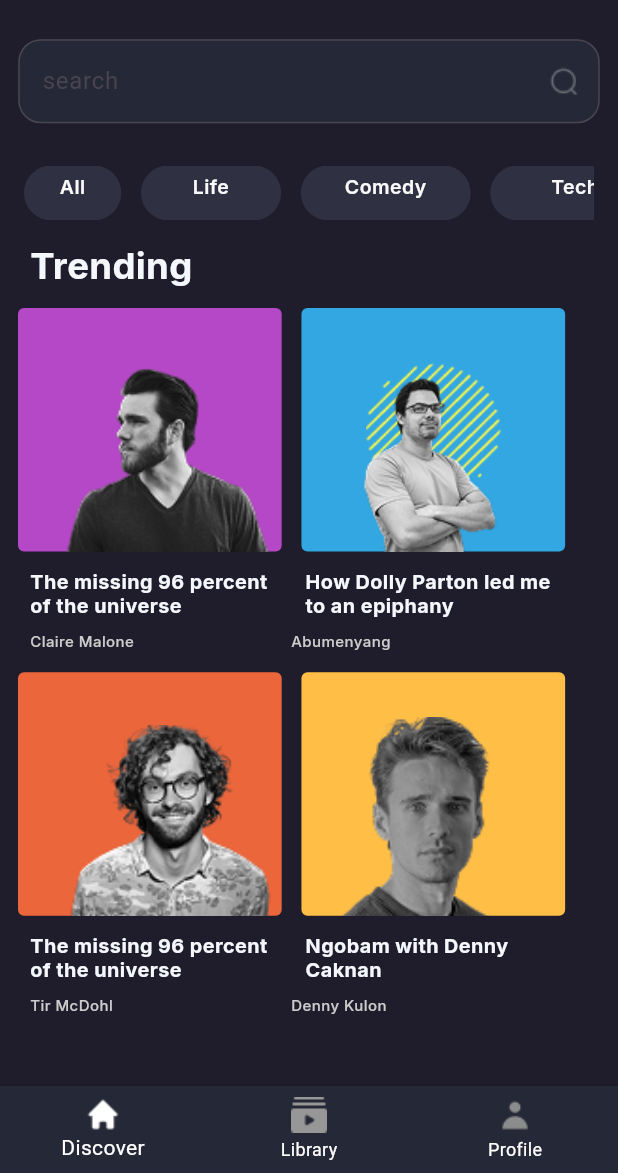
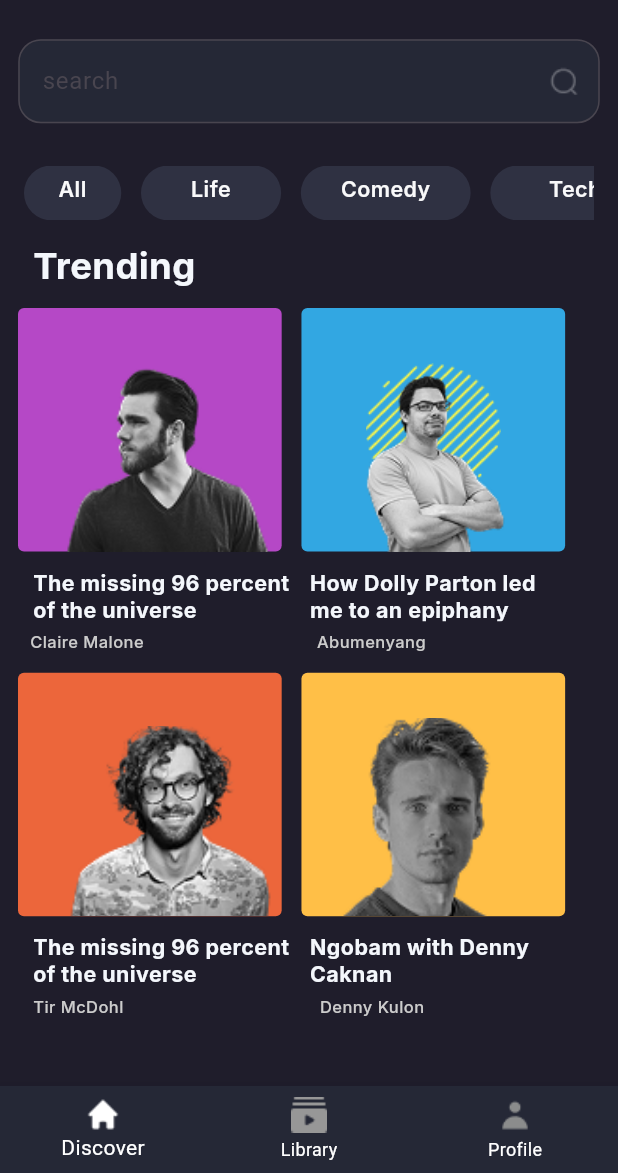
Before and after one commit to emrecan-nt/podkes, a Flutter app: the screen it shows after launch, after a tap on the "arrow forward" icon, on a phone screen of 412 x 824 dp, the part 63-1236 px from its top. Run offline on Flutter 3.47's test engine with Material 3 defaults, Android fonts, the phone set to English and light mode, and no system bars; our stand-ins replace flutter_screenutil, google_fonts.

Commit message:
Responsive: The app now adapts to screen orientation (portrait/landscape) - Updated Text and Container styles based on orientation - Reduced font sizes and dimensions by half in landscape mode

```diff
--- a/lib/explore.dart
+++ b/lib/explore.dart
@@ -63,7 +63,7 @@ class Explore extends StatelessWidget {
                       child: Text(
                         'All',
                         textAlign: TextAlign.center,
-                        style: UiHelper.getSliderTextStyle(),
+                        style: UiHelper.getSliderTextStyle(context),
                       ),
                     ),
                     SizedBox(width: 12.w),
@@ -74,7 +74,7 @@ class Explore extends StatelessWidget {
                       child: Text(
                         'Life',
                         textAlign: TextAlign.center,
-                        style: UiHelper.getSliderTextStyle(),
+                        style: UiHelper.getSliderTextStyle(context),
                       ),
                     ),
                     SizedBox(width: 12.w),
@@ -85,7 +85,7 @@ class Explore extends StatelessWidget {
                       child: Text(
                         'Comedy',
                         textAlign: TextAlign.center,
-                        style: UiHelper.getSliderTextStyle(),
+                        style: UiHelper.getSliderTextStyle(context),
                       ),
                     ),
                     SizedBox(width: 12.w),
@@ -96,7 +96,7 @@ class Explore extends StatelessWidget {
                       child: Text(
                         'Tech',
                         textAlign: TextAlign.center,
-                        style: UiHelper.getSliderTextStyle(),
+                        style: UiHelper.getSliderTextStyle(context),
                       ),
                     ),
                   ],
@@ -106,7 +106,7 @@ class Explore extends StatelessWidget {
             Align(
               alignment: Alignment.centerLeft,
               child: Padding(
-                padding: EdgeInsets.only(left: 20),
+                padding: EdgeInsets.only(left: 20.w),
                 child: SizedBox(
                   width: 107.w,
                   height: 30.h,
@@ -141,9 +141,25 @@ class Explore extends StatelessWidget {
                       decoration: UiHelper.getPreviewContainerDecoration(
                         Color(0xFFB548C6),
                       ),
-                      padding: EdgeInsets.only(top: 39),
+                      padding: EdgeInsets.only(top: 39.h),
                       child: Image.asset(
                         "assets/images/preview1.png",
+                        width:
+                            UiHelper.getImageSize(
+                              context,
+                              portraitWidth: 149,
+                              portraitHeight: 121,
+                              landscapeWidth: 120,
+                              landscapeHeight: 80,
+                            ).width,
+                        height:
+                            UiHelper.getImageSize(
+                              context,
+                              portraitWidth: 149,
+                              portraitHeight: 121,
+                              landscapeWidth: 120,
+                              landscapeHeight: 80,
+                            ).height,
                         fit: BoxFit.cover,
                       ),
                     ),
@@ -165,6 +181,22 @@ class Explore extends StatelessWidget {
                           bottom: 0,
                           child: Image.asset(
                             "assets/images/preview2.png",
+                            width:
+                            UiHelper.getImageSize(
+                              context,
+                              portraitWidth: 149,
+                              portraitHeight: 121,
+                              landscapeWidth: 120,
+                              landscapeHeight: 80,
+                            ).width,
+                        height:
+                            UiHelper.getImageSize(
+                              context,
+                              portraitWidth: 149,
+                              portraitHeight: 121,
+                              landscapeWidth: 120,
+                              landscapeHeight: 80,
+                            ).height,
 
                             fit: BoxFit.fill,
                           ),
@@ -178,53 +210,53 @@ class Explore extends StatelessWidget {
             Row(
               children: [
                 Padding(
-                  padding: EdgeInsets.only(left: 20),
+                  padding: EdgeInsets.only(left: 20.w),
                   child: SizedBox(
                     width: 158.w,
                     height: 34.h,
                     child: Text(
                       'The missing 96 percent of the universe',
-                      style: UiHelper.getPreviewTitleTextStyle(),
+                      style: UiHelper.getPreviewTitleTextStyle(context),
                     ),
                   ),
                 ),
 
                 Padding(
-                  padding: EdgeInsets.only(left: 10),
+                  padding: EdgeInsets.only(left: 10.w),
                   child: SizedBox(
                     width: 158.w,
                     height: 34.h,
                     child: Text(
                       'How Dolly Parton led me to an epiphany',
-                      style: UiHelper.getPreviewTitleTextStyle(),
+                      style: UiHelper.getPreviewTitleTextStyle(context),
                     ),
                   ),
                 ),
               ],
             ),
             Padding(
-              padding: EdgeInsets.only(top: 5),
+              padding: EdgeInsets.only(top: 5.h),
               child: Row(
                 children: [
                   Padding(
                     padding: EdgeInsets.only(left: 20),
                     child: SizedBox(
-                      width: 74,
-                      height: 17,
+                      width: 74.w,
+                      height: 17.h,
                       child: Text(
                         'Claire Malone',
-                        style: UiHelper.getPreviewAuthorTextStyle(),
+                        style: UiHelper.getPreviewAuthorTextStyle(context),
                       ),
                     ),
                   ),
                   Padding(
-                    padding: EdgeInsets.only(left: 100),
+                    padding: EdgeInsets.only(left: 100.w),
                     child: SizedBox(
-                      width: 74,
-                      height: 17,
+                      width: 74.w,
+                      height: 17.h,
                       child: Text(
                         'Abumenyang',
-                        style: UiHelper.getPreviewAuthorTextStyle(),
+                        style: UiHelper.getPreviewAuthorTextStyle(context),
                       ),
                     ),
                   ),
@@ -241,9 +273,25 @@ class Explore extends StatelessWidget {
                     decoration: UiHelper.getPreviewContainerDecoration(
                       Color(0xFFEC663B),
                     ),
-                    padding: EdgeInsets.only(top: 35),
+                    padding: EdgeInsets.only(top: 35.h),
                     child: Image.asset(
                       "assets/images/preview3.png",
+                      width:
+                            UiHelper.getImageSize(
+                              context,
+                              portraitWidth: 149,
+                              portraitHeight: 121,
+                              landscapeWidth: 120,
+                              landscapeHeight: 80,
+                            ).width,
+                        height:
+                            UiHelper.getImageSize(
+                              context,
+                              portraitWidth: 149,
+                              portraitHeight: 121,
+                              landscapeWidth: 120,
+                              landscapeHeight: 80,
+                            ).height,
                       fit: BoxFit.cover,
                     ),
                   ),
@@ -254,9 +302,25 @@ class Explore extends StatelessWidget {
                     decoration: UiHelper.getPreviewContainerDecoration(
                       Color(0xFFFFBF47),
                     ),
-                    padding: EdgeInsets.only(top: 30),
+                    padding: EdgeInsets.only(top: 30.h),
                     child: Image.asset(
                       "assets/images/preview4.png",
+                      width:
+                            UiHelper.getImageSize(
+                              context,
+                              portraitWidth: 149,
+                              portraitHeight: 121,
+                              landscapeWidth: 120,
+                              landscapeHeight: 80,
+                            ).width,
+                        height:
+                            UiHelper.getImageSize(
+                              context,
+                              portraitWidth: 149,
+                              portraitHeight: 121,
+                              landscapeWidth: 120,
+                              landscapeHeight: 80,
+                            ).height,
                       fit: BoxFit.cover,
                     ),
                   ),
@@ -266,53 +330,53 @@ class Explore extends StatelessWidget {
             Row(
               children: [
                 Padding(
-                  padding: EdgeInsets.only(left: 20),
+                  padding: EdgeInsets.only(left: 20.w),
                   child: SizedBox(
                     width: 158.w,
                     height: 34.h,
                     child: Text(
                       'The missing 96 percent of the universe',
-                      style: UiHelper.getPreviewTitleTextStyle(),
+                      style: UiHelper.getPreviewTitleTextStyle(context),
                     ),
                   ),
                 ),
 
                 Padding(
-                  padding: EdgeInsets.only(left: 10),
+                  padding: EdgeInsets.only(left: 10.w),
                   child: SizedBox(
                     width: 158.w,
                     height: 34.h,
                     child: Text(
                       'Ngobam with Denny Caknan',
-                      style: UiHelper.getPreviewTitleTextStyle(),
+                      style: UiHelper.getPreviewTitleTextStyle(context),
                     ),
                   ),
                 ),
               ],
             ),
             Padding(
-              padding: EdgeInsets.only(top: 5),
+              padding: EdgeInsets.only(top: 5.h),
               child: Row(
                 children: [
                   Padding(
-                    padding: EdgeInsets.only(left: 20),
+                    padding: EdgeInsets.only(left: 20.w),
                     child: SizedBox(
-                      width: 74,
-                      height: 17,
+                      width: 74.w,
+                      height: 17.h,
                       child: Text(
                         'Tir McDohl',
-                        style: UiHelper.getPreviewAuthorTextStyle(),
+                        style: UiHelper.getPreviewAuthorTextStyle(context),
                       ),
                     ),
                   ),
                   Padding(
-                    padding: EdgeInsets.only(left: 100),
+                    padding: EdgeInsets.only(left: 100.w),
                     child: SizedBox(
-                      width: 74,
-                      height: 17,
+                      width: 74.w,
+                      height: 17.h,
                       child: Text(
                         'Denny Kulon',
-                        style: UiHelper.getPreviewAuthorTextStyle(),
+                        style: UiHelper.getPreviewAuthorTextStyle(context),
                       ),
                     ),
                   ),
--- a/lib/getting_started.dart
+++ b/lib/getting_started.dart
@@ -23,14 +23,14 @@ class GettingStarted extends StatelessWidget {
 
                 child: Image.asset(
                   'assets/images/good-faces.png',
-                  width: UiHelper.getImageSize(context).width,
-                  height: UiHelper.getImageSize(context).height,
+                  width: UiHelper.getImageSize(context, portraitWidth: 240, landscapeWidth: 130, portraitHeight: 317, landscapeHeight: 300, ).width,
+                  height: UiHelper.getImageSize(context, portraitWidth: 240, landscapeWidth: 130, portraitHeight: 317, landscapeHeight: 300, ).height,
                   fit: BoxFit.fill,
                 ),
               ),
 
             SizedBox(height: 40.h),
-            Text("Podkes", style: UiHelper.getPodkesTextStyle()),
+            Text("Podkes", style: UiHelper.getPodkesTextStyle(context)),
 
              SizedBox(height: 12.h),
              Text(
--- a/lib/now_playing.dart
+++ b/lib/now_playing.dart
@@ -2,7 +2,6 @@ import 'package:flutter/material.dart';
 import 'package:flutter_screenutil/flutter_screenutil.dart';
 import 'package:google_fonts/google_fonts.dart';
 import 'package:podkes/ui_helper.dart';
-
 
 class NowPlaying extends StatelessWidget {
   const NowPlaying({super.key});
@@ -18,7 +17,7 @@ class NowPlaying extends StatelessWidget {
           'Now Playing',
           style: GoogleFonts.inter(
             color: Colors.white,
-            fontSize: 16.h,
+            fontSize: 16.sp,
 
             fontWeight: FontWeight.w500,
             height: 1,
@@ -31,7 +30,7 @@ class NowPlaying extends StatelessWidget {
             Navigator.pop(context);
           },
         ),
-        toolbarHeight: (kToolbarHeight + 16.0).h,
+        toolbarHeight: kToolbarHeight + 16.0.h,
         titleSpacing: 8.0,
       ),
       body: SingleChildScrollView(
@@ -40,7 +39,7 @@ class NowPlaying extends StatelessWidget {
           crossAxisAlignment: CrossAxisAlignment.start,
           children: [
             Padding(
-              padding: EdgeInsets.fromLTRB(39.h, 64.h, 0, 0),
+              padding: EdgeInsets.fromLTRB(39.w, 64.h, 0, 0),
               child: Container(
                 width: 297.w,
                 height: 280.h,
@@ -53,12 +52,28 @@ class NowPlaying extends StatelessWidget {
                 padding: EdgeInsets.only(top: 68.h),
                 child: Image.asset(
                   "assets/images/preview1.png",
+                  width:
+                      UiHelper.getImageSize(
+                        context,
+                        portraitWidth: 297,
+                        portraitHeight: 212,
+                        landscapeWidth: 200,
+                        landscapeHeight: 120,
+                      ).width,
+                  height:
+                      UiHelper.getImageSize(
+                        context,
+                        portraitWidth: 297,
+                        portraitHeight: 212,
+                        landscapeWidth: 200,
+                        landscapeHeight: 120,
+                      ).height,
                   fit: BoxFit.cover,
                 ),
               ),
             ),
             Padding(
-              padding: EdgeInsets.fromLTRB(41.h, 24.h, 0, 0),
+              padding: EdgeInsets.fromLTRB(41.w, 24.h, 0, 0),
               child: SizedBox(
                 width: 295.w,
                 height: 45.h,
@@ -66,22 +81,33 @@ class NowPlaying extends StatelessWidget {
                   'The missing 96 percent of the universe',
                   style: GoogleFonts.inter(
                     color: Colors.white,
-                    fontSize: 20.h,
-
+                    fontSize:
+                        MediaQuery.of(context).orientation ==
+                                Orientation.landscape
+                            ? 10.sp
+                            : 20.sp,
                     fontWeight: FontWeight.w700,
-                    height: 1.20.h,
-                    letterSpacing: 0.30.h,
+                    height:
+                        MediaQuery.of(context).orientation ==
+                                Orientation.landscape
+                            ? 0.60.h
+                            : 1.20.h,
+                    letterSpacing:
+                        MediaQuery.of(context).orientation ==
+                                Orientation.landscape
+                            ? 0.15.h
+                            : 0.30.h,
                   ),
                 ),
               ),
             ),
             Padding(
-              padding: EdgeInsets.fromLTRB(41.h, 20.h, 0, 20.h),
+              padding: EdgeInsets.fromLTRB(41.w, 20.h, 0, 20.h),
               child: Text(
                 'Claire Malone',
                 style: GoogleFonts.inter(
                   color: Color(0xFFCCCCCC),
-                  fontSize: 14.h,
+                  fontSize: 14.sp,
 
                   fontWeight: FontWeight.w500,
                   height: 1.14,
@@ -90,16 +116,14 @@ class NowPlaying extends StatelessWidget {
               ),
             ),
             Padding(
-              padding: EdgeInsets.only(left: 42),
+              padding: EdgeInsets.only(left: 42.w),
               child: SizedBox(
                 width: 290.w,
                 child: Image.asset("assets/images/fooo.png"),
               ),
             ),
             Padding(
-              padding: EdgeInsets.symmetric(
-                horizontal: 39.h,
-              ),
+              padding: EdgeInsets.symmetric(horizontal: 39.w),
               child: Column(
                 children: [
                   SizedBox(height: 25.h),
@@ -109,14 +133,14 @@ class NowPlaying extends StatelessWidget {
                         child: Text(
                           '24:32',
                           textAlign: TextAlign.left,
-                          style: UiHelper.getTimeStyle(),
+                          style: UiHelper.getTimeStyle(context),
                         ),
                       ),
                       Expanded(
                         child: Text(
                           '34:00',
                           textAlign: TextAlign.right,
-                          style: UiHelper.getTimeStyle(),
+                          style: UiHelper.getTimeStyle(context),
                         ),
                       ),
                     ],
--- a/lib/ui_helper.dart
+++ b/lib/ui_helper.dart
@@ -13,22 +13,24 @@ class UiHelper {
     }
   }
 
-  static TextStyle getPodkesTextStyle() {
-    return TextStyle(
-      color: Colors.white,
-      fontSize: 36,
-      fontWeight: FontWeight.w700,
-      height: 0.44,
-      letterSpacing: 0.30,
-    );
-  }
+ static TextStyle getPodkesTextStyle(BuildContext context) {
+  bool isLandscape = MediaQuery.of(context).orientation == Orientation.landscape;
+  return TextStyle(
+    color: Colors.white,
+    fontSize: isLandscape ? 18.sp : 36.sp,
+    fontWeight: FontWeight.w700,
+    height: isLandscape ? 0.22.h : 0.44.h,
+    letterSpacing: isLandscape ? 0.15 : 0.30,
+  );
+}
+
 
   static Size getImageSize(
     BuildContext context, {
-    double portraitWidth = 240,
-    double portraitHeight = 317,
-    double landscapeWidth = 130,
-    double landscapeHeight = 300,
+    required double portraitWidth,
+    required double portraitHeight,
+    required double landscapeWidth,
+    required double landscapeHeight,
   }) {
     Orientation orientation = MediaQuery.of(context).orientation;
     if (orientation == Orientation.portrait) {
@@ -38,19 +40,21 @@ class UiHelper {
     }
   }
 
-  static TextStyle getSliderTextStyle() {
+
+  static TextStyle getSliderTextStyle(BuildContext context) {
+    bool isLandscape = MediaQuery.of(context).orientation == Orientation.landscape;
     return GoogleFonts.inter(
-      color: Color(0xFFF9F9FA),
-      fontSize: 13,
+      color: const Color(0xFFF9F9FA),
+      fontSize: isLandscape ? 6.5.sp : 13.sp,
       fontWeight: FontWeight.w600,
-      height: 2.15.h,
-      letterSpacing: 0.30,
+      height: isLandscape ? 1.075.h : 2.15.h,
+      letterSpacing: isLandscape ? 0.15 : 0.30,
     );
   }
 
   static ShapeDecoration getContainerShapeDecoration() {
     return ShapeDecoration(
-      color: Color(0xFF2F3142),
+      color: const Color(0xFF2F3142),
       shape: RoundedRectangleBorder(borderRadius: BorderRadius.circular(36)),
     );
   }
@@ -62,45 +66,46 @@ class UiHelper {
     );
   }
 
-  static TextStyle getTrendingTextStyle() {
+  static TextStyle getTrendingTextStyle(BuildContext context) {
+    bool isLandscape = MediaQuery.of(context).orientation == Orientation.landscape;
     return GoogleFonts.inter(
-      color: Color(0xFFF4F7FC),
-      fontSize: 24.h,
+      color: const Color(0xFFF4F7FC),
+      fontSize: isLandscape ? 12.sp : 24.sp,
       fontWeight: FontWeight.w700,
-      height: 1.17.h,
+      height: isLandscape ? 0.585.h : 1.17.h,
     );
   }
 
-  static TextStyle getPreviewTitleTextStyle() {
+  static TextStyle getPreviewTitleTextStyle(BuildContext context) {
+    bool isLandscape = MediaQuery.of(context).orientation == Orientation.landscape;
     return GoogleFonts.inter(
-      color: Color(0xFFF4F7FC),
-      fontSize: 13.h,
-
+      color: const Color(0xFFF4F7FC),
+      fontSize: isLandscape ? 6.5.sp : 13.sp,
       fontWeight: FontWeight.w700,
-      height: 1.23.h,
-      letterSpacing: 0.30,
+      height: isLandscape ? 0.615.h : 1.23.h,
+      letterSpacing: isLandscape ? 0.15 : 0.30,
     );
   }
 
-  static TextStyle getPreviewAuthorTextStyle() {
+  static TextStyle getPreviewAuthorTextStyle(BuildContext context) {
+    bool isLandscape = MediaQuery.of(context).orientation == Orientation.landscape;
     return GoogleFonts.inter(
-      color: Color(0xFFCCCCCC),
-      fontSize: 10,
-
+      color: const Color(0xFFCCCCCC),
+      fontSize: isLandscape ? 5.sp : 10.sp,
       fontWeight: FontWeight.w500,
-      height: 1.60,
-      letterSpacing: 0.30,
+      height: isLandscape ? 0.80.h : 1.60.h,
+      letterSpacing: isLandscape ? 0.15 : 0.30,
     );
   }
 
-  static TextStyle getTimeStyle() {
+  static TextStyle getTimeStyle(BuildContext context) {
+    bool isLandscape = MediaQuery.of(context).orientation == Orientation.landscape;
     return GoogleFonts.inter(
-      color: Color(0xFFF4F7FC),
-      fontSize: 14,
-
+      color: const Color(0xFFF4F7FC),
+      fontSize: isLandscape ? 7.sp : 14.sp,
       fontWeight: FontWeight.w500,
-      height: 1.14,
-      letterSpacing: 0.30,
+      height: isLandscape ? 0.57.h : 1.14.h,
+      letterSpacing: isLandscape ? 0.15 : 0.30,
     );
   }
 }
```
Also changed, not shown: lib/main.dart (line endings or trailing spaces), pubspec.lock, 1 other file.
